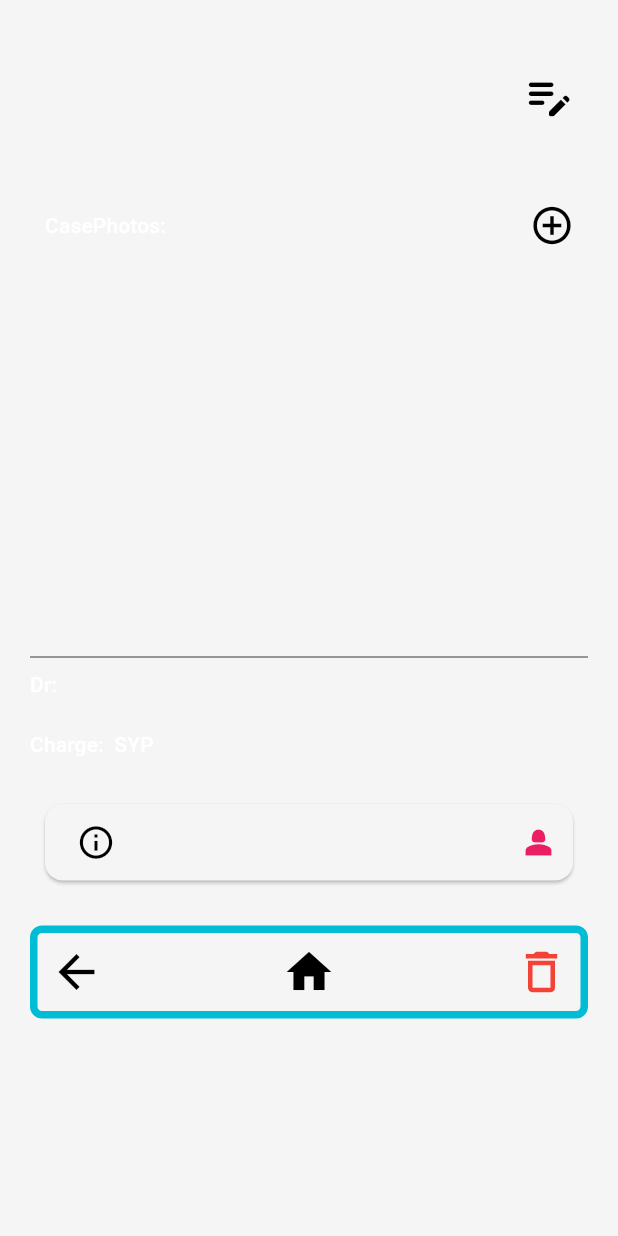
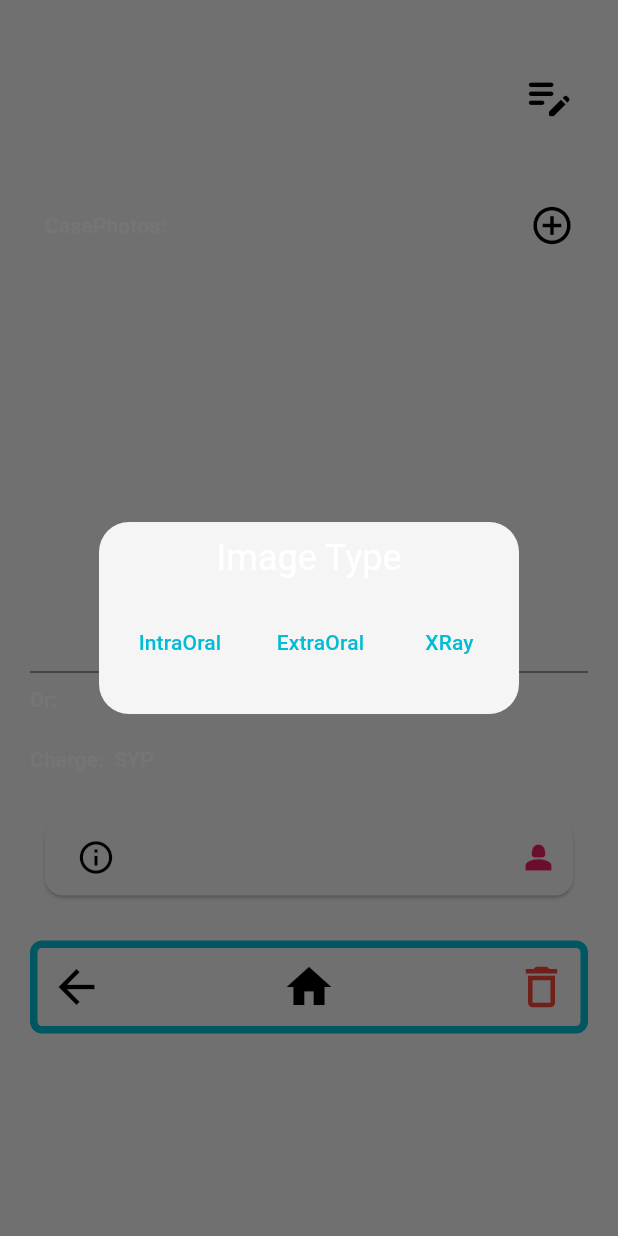
Before and after one commit to AbdullahAlBitar/getx_b_dental, a Flutter app: the VisitDetails screen opened directly, after a tap on the "add circle outline" icon, on a phone screen of 412 x 824 dp. Run offline on Flutter 3.47's test engine with Material 3 defaults, Android fonts, the light colour scheme and no system bars; our stand-ins replace get, image_picker, shared_preferences; accounts and stored records are empty; network calls fail.

Commit message:
added choose image type for upload

```diff
--- a/lib/controllers/visit_details_controller.dart
+++ b/lib/controllers/visit_details_controller.dart
@@ -1,3 +1,4 @@
+import 'package:flutter/material.dart';
 import 'package:get/get.dart';
 import 'package:getx_b_dental/main.dart';
 import 'package:http/http.dart' as http;
@@ -17,7 +18,6 @@ class VisitDetailsController extends GetxController {
   var patientSex = '';
   var patientPhone = '';
   var casePhotos = <Map<String, dynamic>>[];
-
 
   @override
   void onInit() {
@@ -56,7 +56,8 @@ class VisitDetailsController extends GetxController {
         patientName = res['patient_name'];
         patientSex = res['patient_sex'];
         patientPhone = res['patient_phone'];
-        casePhotos.assignAll(List<Map<String, dynamic>>.from(res['case_photos']));
+        casePhotos
+            .assignAll(List<Map<String, dynamic>>.from(res['case_photos']));
         update();
       } else {
         final res = jsonDecode(response.body);
@@ -73,42 +74,102 @@ class VisitDetailsController extends GetxController {
     Get.offAllNamed("/");
   }
 
+  Future<void> uploadCasePhoto() async {
+  final ImagePicker picker = ImagePicker();
+  final XFile? pickedImage = await picker.pickImage(source: ImageSource.gallery);
+  String? type;
 
-// Add this function to your VisitDetailsController class
-Future<void> uploadCasePhoto(String type) async {
-  final ImagePicker picker = ImagePicker();
-  final XFile? image = await picker.pickImage(source: ImageSource.gallery);
+  // Show dialog to select image type
+  await Get.defaultDialog(
+    title: 'Image Type',
+    content: Row(
+      mainAxisAlignment: MainAxisAlignment.spaceAround,
+      children: [
+        TextButton(
+          onPressed: () {
+            type = "IntraOral";
+            Get.back();
+          },
+          child: const Text("IntraOral"),
+        ),
+        TextButton(
+          onPressed: () {
+            type = "ExtraOral";
+            Get.back();
+          },
+          child: const Text("ExtraOral"),
+        ),
+        TextButton(
+          onPressed: () {
+            type = "XRay";
+            Get.back();
+          },
+          child: const Text("XRay"),
+        ),
+      ],
+    ),
+  );
 
-  if (image != null) {
+  // Check if an image was picked and type is selected
+  if (pickedImage == null || type == null) {
+    Get.snackbar(
+      'Error',
+      'Please select an image and type.',
+      snackPosition: SnackPosition.BOTTOM,
+      duration: const Duration(seconds: 3),
+    );
+    return;
+  }
+
   try {
+    // Show loading indicator
+    Get.dialog(
+      const Center(child: CircularProgressIndicator()),
+      barrierDismissible: false,
+    );
+
+    // Create HTTP request
     var request = http.MultipartRequest('POST', Uri.parse('$url/casePhotos/'));
 
-      request.headers.addAll({
-        'Authorization': 'Bearer $jwt'
-      });
-
+    request.headers.addAll({'Authorization': 'Bearer $jwt'});
     request.fields['visit_id'] = id.toString();
     request.fields['patient_id'] = patientId.toString();
     request.fields['date'] = DateTime.now().toIso8601String();
-      request.fields['type'] = type;
+    request.fields['type'] = type!;
 
-      request.files.add(await http.MultipartFile.fromPath(
-        'photo',
-        image.path,
-      ));
+    request.files.add(await http.MultipartFile.fromPath('photo', pickedImage.path));
 
+    // Send request
     final response = await request.send();
     final responseData = await response.stream.bytesToString();
 
+    // Hide loading indicator
+    Get.back();
+
     if (response.statusCode == 200) {
-        await getInfo();
-        Get.snackbar('Success', 'Photo uploaded successfully');
+      await getInfo(); // Update information after successful upload
+      Get.snackbar(
+        'Success',
+        'Photo uploaded successfully.',
+        snackPosition: SnackPosition.BOTTOM,
+        duration: const Duration(seconds: 3),
+      );
     } else {
-        Get.snackbar('Error', jsonDecode(responseData)['error']);
+      Get.snackbar(
+        'Error',
+        jsonDecode(responseData)['error'] ?? 'Failed to upload photo.',
+        snackPosition: SnackPosition.BOTTOM,
+        duration: const Duration(seconds: 3),
+      );
     }
   } catch (e) {
-      Get.snackbar('Error', 'Failed to upload photo');
-    }
+    Get.back(); // Hide loading indicator
+    Get.snackbar(
+      'Error',
+      'An error occurred: $e',
+      snackPosition: SnackPosition.BOTTOM,
+      duration: const Duration(seconds: 3),
+    );
   }
 }
 
--- a/lib/pages/cards/image_card.dart
+++ b/lib/pages/cards/image_card.dart
@@ -6,17 +6,21 @@ class ImageCard extends StatelessWidget {
   final String imageUrl;
   final int id;
   final String date;
+  final String type;
 
   const ImageCard({
     super.key,
     required this.id,
     required this.imageUrl,
     required this.date,
+    required this.type,
   });
 
   @override
   Widget build(BuildContext context) {
     DateTime dateTime = DateTime.parse(date);
+    final theme = Theme.of(context);
+    final textTheme = theme.textTheme;
 
     return Card(
       shape: RoundedRectangleBorder(
@@ -39,6 +43,14 @@ class ImageCard extends StatelessWidget {
                     height: 150,
                     width: double.infinity,
                     fit: BoxFit.cover,
+                    errorBuilder: (context, error, stackTrace) {
+                      return Image.asset(
+                        'assets/images/not_found.jpg',
+                        height: 150,
+                        width: double.infinity,
+                        fit: BoxFit.cover,
+                      );
+                    },
                   ),
                 ),
                 Positioned(
@@ -68,9 +80,14 @@ class ImageCard extends StatelessWidget {
                     "${DateFormat('yyyy-MM-dd').format(dateTime)}\n${DateFormat('hh:mm a').format(dateTime)}",
                     style: const TextStyle(fontWeight: FontWeight.bold),
                   ),
-                  IconButton(
-                    icon: const Icon(Icons.info_outline),
-                    onPressed: () {},
+                  Row(
+                    children: [
+                      Text(type, style: textTheme.labelSmall,),
+                      IconButton(
+                        icon: const Icon(Icons.info_outline),
+                        onPressed: () {},
+                      ),
+                    ],
                   ),
                 ],
               ),
--- a/lib/pages/details/visit_details.dart
+++ b/lib/pages/details/visit_details.dart
@@ -63,7 +63,7 @@ class VisitDetails extends StatelessWidget {
                   buildSectionTitle("CasePhotos:", textTheme.titleSmall),
                   IconButton(
                     onPressed: () {
-                      controller.uploadCasePhoto("IntraOral");
+                      controller.uploadCasePhoto();
                     },
                     icon: const Icon(
                       Icons.add_circle_outline_sharp,
@@ -78,9 +78,10 @@ class VisitDetails extends StatelessWidget {
                 scrollDirection: Axis.horizontal,
                 children: controller.casePhotos
                     .map((cp) =>
-                        ImageCard( id: cp['id'],date: cp['date'], imageUrl: cp['imageUrl'],))
+                        ImageCard( id: cp['id'],date: cp['date'], imageUrl: cp['imageUrl'], type: cp['type'],))
                     .toList(),
               )),
+              const SizedBox(height: 10,),
               Row(
                 mainAxisAlignment: MainAxisAlignment.end,
                 children: [
--- a/pubspec.yaml
+++ b/pubspec.yaml
@@ -31,8 +31,8 @@ flutter:
   uses-material-design: true
 
   # To add assets to your application, add an assets section, like this:
-  # assets:
-  #   - images/a_dot_burr.jpeg
+  assets:
+    - assets/images/
   #   - images/a_dot_ham.jpeg
 
   # fonts:
```
Also changed, not shown: assets/images/colors.jpeg (added), assets/images/not_found.jpg (added). Lines whose indentation alone changed are shown as unchanged.
